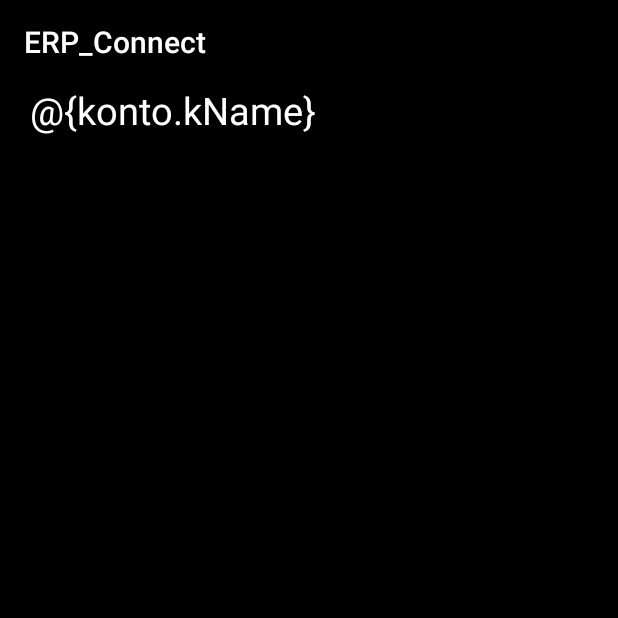
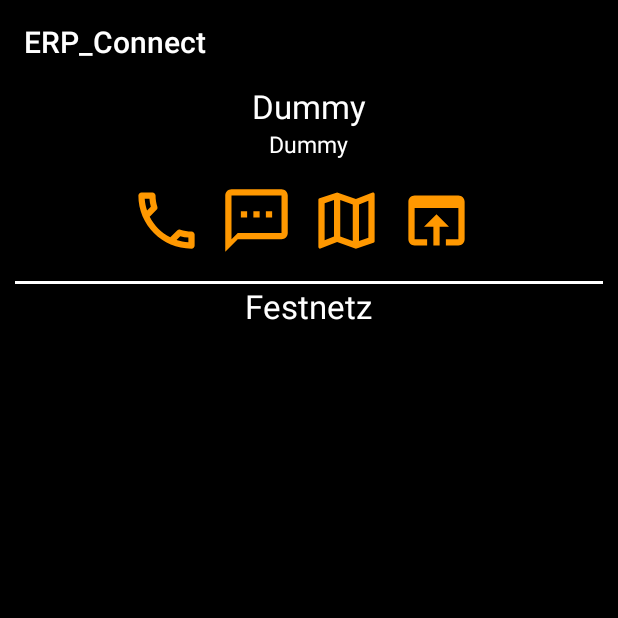
Before and after one commit to FinnDorninger/ERPConnectDiplomarbeit, an Android app: the KontoDetailActivity screen opened directly, with no data from a screen before it, on a phone screen of 412 x 824 dp, the top half of it. Run offline under Robolectric (Android 15) with nearby library versions, the phone set to English and light mode, and no system bars; libraries missing offline, so code that uses them is left out: org.simpleframework.xml.

Commit message:
Fehler in der Suche behoben. (Keine neue Liste erzeugt!) Anfang: Detail-Ansicht.

```diff
--- a/build.gradle
+++ b/build.gradle
@@ -41,4 +41,5 @@ dependencies {
     implementation 'com.squareup.retrofit2:converter-simplexml:2.0.0-beta3'
     implementation 'androidx.recyclerview:recyclerview:1.0.0'
     implementation 'com.google.android.material:material:1.0.0'
+    implementation 'androidx.gridlayout:gridlayout:1.0.0'
 }
--- a/src/main/java/at/sysco/erp_connect/adapter/KontoListAdapter.kt
+++ b/src/main/java/at/sysco/erp_connect/adapter/KontoListAdapter.kt
@@ -14,9 +14,9 @@ import at.sysco.erp_connect.konto_detail.KontoDetailActivity
 import at.sysco.erp_connect.pojo.Konto
 import kotlinx.android.synthetic.main.konto_list_item.view.*
 
-class KontoAdapter(exampleList: MutableList<Konto>, val context: Context) :
+class KontoAdapter(exampleList: ArrayList<Konto>, val context: Context) :
     RecyclerView.Adapter<ViewHolder>(), Filterable {
-    var exampleList: List<Konto> = exampleList
+    var exampleList: ArrayList<Konto> = exampleList
     var exampleListFull: ArrayList<Konto>
 
     init {
--- a/src/main/java/at/sysco/erp_connect/konto_detail/KontoDetailActivity.kt
+++ b/src/main/java/at/sysco/erp_connect/konto_detail/KontoDetailActivity.kt
@@ -27,14 +27,7 @@ class KontoDetailActivity : AppCompatActivity(), KontoDetailContract.View {
     }
 
     override fun setTextData(konto: Konto) {
-        tKontoCity.text = "City: " + konto.kCity
-        tKontoCityNumber.text = "PLZ: " + konto.kPlz
-        tKontoCountry.text = "Country: " + konto.kCountry
-        tKontoMail.text = "Mail: " + konto.kMail
-        tKontoName.text = "Name: " + konto.kName
-        tKontoNote.text = "Notiz: " + konto.kNote
-        tKontoNumber.text = "Nummer: " + konto.kNumber
-        tKontoPhone.text = "Phone: " + konto.kTelMain
-        tKontoWww.text = "WWW: " + konto.kUrl
+        textName.text = konto.kName
+        textKontoNumber.text = "(" + konto.kNumber + ")"
     }
 }
--- a/src/main/java/at/sysco/erp_connect/konto_list/KontoListActivity.kt
+++ b/src/main/java/at/sysco/erp_connect/konto_list/KontoListActivity.kt
@@ -2,6 +2,7 @@ package at.sysco.erp_connect.konto_list
 
 import androidx.appcompat.app.AppCompatActivity
 import android.os.Bundle
+import android.util.Log
 import android.view.View
 import androidx.appcompat.widget.SearchView
 import androidx.recyclerview.widget.DividerItemDecoration
@@ -20,14 +21,14 @@ class KontoListActivity : AppCompatActivity(),
         super.onCreate(savedInstanceState)
         setContentView(at.sysco.erp_connect.R.layout.activity_konto_list)
 
+        search_konto.visibility = View.GONE
         kontoListPresenter = KontoListPresenter(this, KontoListModel(this))
         kontoListPresenter.requestFromWS()
-
-        search_konto.isActivated = false
     }
 
     override fun showProgress() {
         progressBar.visibility = View.VISIBLE
+        search_konto.visibility = View.GONE
     }
 
     override fun hideProgress() {
@@ -35,15 +36,16 @@ class KontoListActivity : AppCompatActivity(),
     }
 
     override fun displayKontoListInRecyclerView(kontoArrayList: List<Konto>) {
-        val test2: MutableList<Konto> = kontoArrayList as MutableList<Konto>
+        val test2: ArrayList<Konto> = ArrayList(kontoArrayList)
         val adapter = KontoAdapter(test2, this)
+
+        try_again.visibility = View.GONE
+        search_konto.visibility = View.VISIBLE
 
         rv_konto_list.layoutManager = LinearLayoutManager(this)
         rv_konto_list.addItemDecoration(DividerItemDecoration(rv_konto_list.context, 1))
         rv_konto_list.adapter = adapter
-        try_again.visibility = View.GONE
 
-        search_konto.isActivated = true
 
         search_konto.setOnQueryTextListener(object : SearchView.OnQueryTextListener {
             override fun onQueryTextSubmit(query: String?): Boolean {
@@ -51,10 +53,7 @@ class KontoListActivity : AppCompatActivity(),
             }
 
             override fun onQueryTextChange(newText: String?): Boolean {
-                if (adapter.exampleList.isNotEmpty()) {
-                    adapter.filter.filter(newText)
-                    return false
-                }
+                adapter.filter.filter(newText)
                 return false
             }
         })
--- a/src/main/java/at/sysco/erp_connect/pojo/Konto.kt
+++ b/src/main/java/at/sysco/erp_connect/pojo/Konto.kt
@@ -48,5 +48,8 @@ data class Konto(
     var kUrl: String? = null,
 
     @field:Element(name = "Notiz", required = false)
-    var kNote: String? = null
+    var kNote: String? = null,
+
+    var kTelComplete: String? = null,
+    var kMobilComplete: String? = null
 )
--- /dev/null
+++ b/src/main/res/drawable/ic_map_24px.xml
@@ -0,0 +1,9 @@
+<vector xmlns:android="http://schemas.android.com/apk/res/android"
+    android:width="24dp"
+    android:height="24dp"
+    android:viewportWidth="24"
+    android:viewportHeight="24">
+    <path
+        android:fillColor="#FF9800"
+        android:pathData="M20.5,3l-0.16,0.03L15,5.1 9,3 3.36,4.9c-0.21,0.07 -0.36,0.25 -0.36,0.48L3,20.5c0,0.28 0.22,0.5 0.5,0.5l0.16,-0.03L9,18.9l6,2.1 5.64,-1.9c0.21,-0.07 0.36,-0.25 0.36,-0.48L21,3.5c0,-0.28 -0.22,-0.5 -0.5,-0.5zM10,5.47l4,1.4v11.66l-4,-1.4L10,5.47zM5,6.46l3,-1.01v11.7l-3,1.16L5,6.46zM19,17.54l-3,1.01L16,6.86l3,-1.16v11.84z" />
+</vector>
--- /dev/null
+++ b/src/main/res/drawable/ic_open_in_browser_24px.xml
@@ -0,0 +1,9 @@
+<vector xmlns:android="http://schemas.android.com/apk/res/android"
+    android:width="24dp"
+    android:height="24dp"
+    android:viewportWidth="24"
+    android:viewportHeight="24">
+    <path
+        android:fillColor="#FF9800"
+        android:pathData="M19,4L5,4c-1.11,0 -2,0.9 -2,2v12c0,1.1 0.89,2 2,2h4v-2L5,18L5,8h14v10h-4v2h4c1.1,0 2,-0.9 2,-2L21,6c0,-1.1 -0.89,-2 -2,-2zM12,10l-4,4h3v6h2v-6h3l-4,-4z" />
+</vector>
--- /dev/null
+++ b/src/main/res/drawable/ic_phone_24px.xml
@@ -0,0 +1,9 @@
+<vector xmlns:android="http://schemas.android.com/apk/res/android"
+    android:width="24dp"
+    android:height="24dp"
+    android:viewportWidth="24"
+    android:viewportHeight="24">
+    <path
+        android:fillColor="#FF9800"
+        android:pathData="M6.54,5c0.06,0.89 0.21,1.76 0.45,2.59l-1.2,1.2c-0.41,-1.2 -0.67,-2.47 -0.76,-3.79h1.51m9.86,12.02c0.85,0.24 1.72,0.39 2.6,0.45v1.49c-1.32,-0.09 -2.59,-0.35 -3.8,-0.75l1.2,-1.19M7.5,3H4c-0.55,0 -1,0.45 -1,1 0,9.39 7.61,17 17,17 0.55,0 1,-0.45 1,-1v-3.49c0,-0.55 -0.45,-1 -1,-1 -1.24,0 -2.45,-0.2 -3.57,-0.57 -0.1,-0.04 -0.21,-0.05 -0.31,-0.05 -0.26,0 -0.51,0.1 -0.71,0.29l-2.2,2.2c-2.83,-1.45 -5.15,-3.76 -6.59,-6.59l2.2,-2.2c0.28,-0.28 0.36,-0.67 0.25,-1.02C8.7,6.45 8.5,5.25 8.5,4c0,-0.55 -0.45,-1 -1,-1z" />
+</vector>
--- /dev/null
+++ b/src/main/res/drawable/ic_textsms_24px.xml
@@ -0,0 +1,9 @@
+<vector xmlns:android="http://schemas.android.com/apk/res/android"
+    android:width="24dp"
+    android:height="24dp"
+    android:viewportWidth="24"
+    android:viewportHeight="24">
+    <path
+        android:fillColor="#FF9800"
+        android:pathData="M20,2L4,2c-1.1,0 -2,0.9 -2,2v18l4,-4h14c1.1,0 2,-0.9 2,-2L22,4c0,-1.1 -0.9,-2 -2,-2zM20,16L6,16l-2,2L4,4h16v12zM7,9h2v2L7,11zM11,9h2v2h-2zM15,9h2v2h-2z" />
+</vector>
--- a/src/main/res/layout/activity_konto_detail.xml
+++ b/src/main/res/layout/activity_konto_detail.xml
@@ -4,89 +4,77 @@
     android:layout_width="match_parent"
     android:layout_height="match_parent"
     android:background="@android:color/background_dark"
-    android:gravity="center_horizontal"
     android:orientation="vertical"
     tools:context=".konto_list.KontoListActivity">
 
     <TextView
-        android:id="@+id/tKontoName"
-        android:layout_width="match_parent"
+        android:id="@+id/textName"
+        android:layout_width="wrap_content"
         android:layout_height="wrap_content"
-        android:paddingStart="20dp"
-        android:paddingBottom="5dp"
-        android:text="@{konto.kName}"
+        android:layout_gravity="center"
         android:textColor="@android:color/white"
-        android:textSize="25sp" />
+        android:textSize="22sp"
+        android:text="Dummy" />
 
     <TextView
-        android:id="@+id/tKontoNumber"
-        android:layout_width="match_parent"
+        android:id="@+id/textKontoNumber"
+        android:layout_width="wrap_content"
         android:layout_height="wrap_content"
-        android:paddingStart="20dp"
-        android:paddingBottom="5dp"
+        android:layout_gravity="center_horizontal"
         android:textColor="@android:color/white"
-        android:textSize="25sp" />
+        android:textSize="15sp"
+        android:text="Dummy" />
 
+    <GridLayout
+        android:layout_width="wrap_content"
+        android:layout_height="wrap_content"
+        android:layout_gravity="top|center"
+        android:orientation="horizontal"
+        android:columnCount="4"
+        android:layout_marginHorizontal="15dp"
+        android:layout_marginVertical="15dp">
+
+        <ImageView
+            android:id="@+id/buttonCall"
+            android:layout_height="50dp"
+            android:layout_width="50dp"
+            android:src="@drawable/ic_phone_24px"
+            android:layout_marginEnd="10dp" />
+
+        <ImageView
+            android:id="@+id/buttonSMS"
+            android:layout_height="50dp"
+            android:layout_width="50dp"
+            android:src="@drawable/ic_textsms_24px"
+            android:layout_marginEnd="10dp" />
+
+        <ImageView
+            android:id="@+id/buttonMap"
+            android:layout_height="50dp"
+            android:layout_width="50dp"
+            android:src="@drawable/ic_map_24px"
+            android:layout_marginEnd="10dp" />
+
+        <ImageView
+            android:id="@+id/buttonURL"
+            android:layout_height="50dp"
+            android:layout_width="50dp"
+            android:src="@drawable/ic_open_in_browser_24px"
+            android:layout_marginEnd="10dp" />
+    </GridLayout>
+
+    <View
+        android:layout_width="fill_parent"
+        android:layout_height="2dip"
+        android:background="#FFFFFF"
+        android:layout_marginStart="10dp"
+        android:layout_marginEnd="10dp" />
     <TextView
-        android:id="@+id/tKontoCountry"
-        android:layout_width="match_parent"
-        android:layout_height="wrap_content"
-        android:paddingStart="20dp"
-        android:paddingBottom="5dp"
+        android:id="@+id/textPhone"
+        android:layout_width="wrap_content"
+        android:layout_height="62dp"
+        android:layout_gravity="center"
+        android:text="@string/textFestnetz"
         android:textColor="@android:color/white"
-        android:textSize="25sp" />
-
-    <TextView
-        android:id="@+id/tKontoCityNumber"
-        android:layout_width="match_parent"
-        android:layout_height="wrap_content"
-        android:paddingStart="20dp"
-        android:paddingBottom="5dp"
-        android:textColor="@android:color/white"
-        android:textSize="25sp" />
-
-    <TextView
-        android:id="@+id/tKontoCity"
-        android:layout_width="match_parent"
-        android:layout_height="wrap_content"
-        android:paddingStart="20dp"
-        android:paddingBottom="5dp"
-        android:textColor="@android:color/white"
-        android:textSize="25sp" />
-
-    <TextView
-        android:id="@+id/tKontoPhone"
-        android:layout_width="match_parent"
-        android:layout_height="wrap_content"
-        android:paddingStart="20dp"
-        android:paddingBottom="5dp"
-        android:textColor="@android:color/white"
-        android:textSize="25sp" />
-
-    <TextView
-        android:id="@+id/tKontoMail"
-        android:layout_width="match_parent"
-        android:layout_height="wrap_content"
-        android:paddingStart="20dp"
-        android:paddingBottom="5dp"
-        android:textColor="@android:color/white"
-        android:textSize="25sp" />
-
-    <TextView
-        android:id="@+id/tKontoWww"
-        android:layout_width="match_parent"
-        android:layout_height="wrap_content"
-        android:paddingStart="20dp"
-        android:paddingBottom="5dp"
-        android:textColor="@android:color/white"
-        android:textSize="25sp" />
-
-    <TextView
-        android:id="@+id/tKontoNote"
-        android:layout_width="match_parent"
-        android:layout_height="wrap_content"
-        android:paddingStart="20dp"
-        android:paddingBottom="5dp"
-        android:textColor="@android:color/white"
-        android:textSize="25sp" />
+        android:textSize="22sp" />
 </LinearLayout>
--- a/src/main/res/values/strings.xml
+++ b/src/main/res/values/strings.xml
@@ -1,4 +1,5 @@
 <resources>
     <string name="app_name">ERP_Connect</string>
     <string name="keine_verbindung_try_again">Keine Verbindung. Try Again!</string>
+    <string name="textFestnetz">Festnetz</string>
 </resources>
```
Also changed, not shown: 1 other file.
